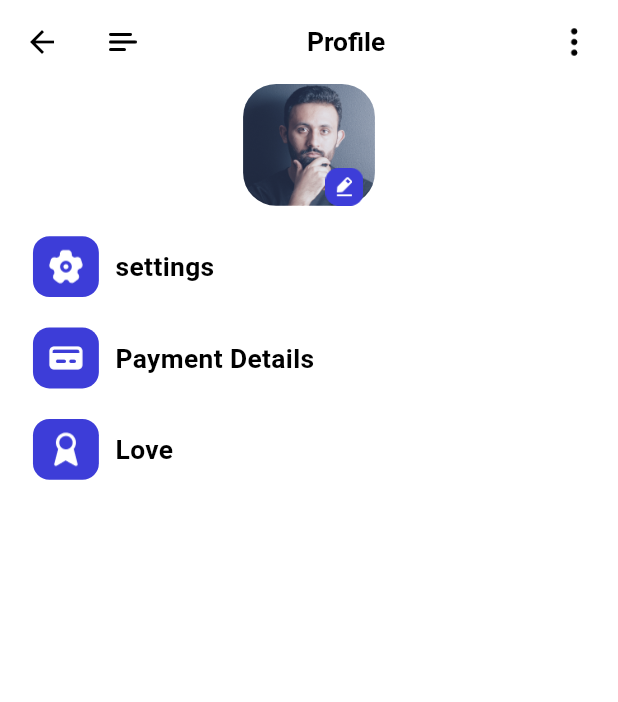
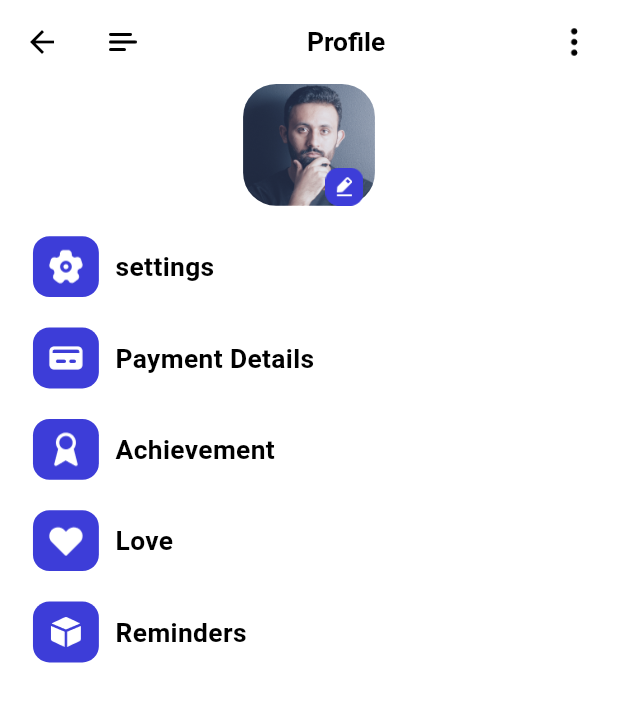
Before and after one commit to ArslanYousaf12/code-academy-app, a Flutter app: the ProfileScreen screen opened directly, on a phone screen of 412 x 824 dp. Shown: the top 702 px of the screen. Run offline on Flutter 3.47's test engine with Material 3 defaults, Android fonts, the light colour scheme and no system bars; our stand-ins replace cloud_firestore, dots_indicator, firebase_auth, firebase_core, flutter_bloc, flutter_screenutil and 2 more; accounts and stored records are empty.

Commit message:
Fix imageInfo keys in ProfileListView for consistency

```diff
--- a/lib/screens/profile/widgets/profile_list_view.dart
+++ b/lib/screens/profile/widgets/profile_list_view.dart
@@ -8,7 +8,9 @@ class ProfileListView extends StatelessWidget {
   final imageInfo = const <String, String>{
     "settings": "settings.png",
     "Payment Details": "credit-card.png",
-    "Love": "award.png",
+    "Achievement": "award.png",
+    "Love": "heart(1).png",
+    "Reminders": "cube.png",
   };
 
   @override
```
